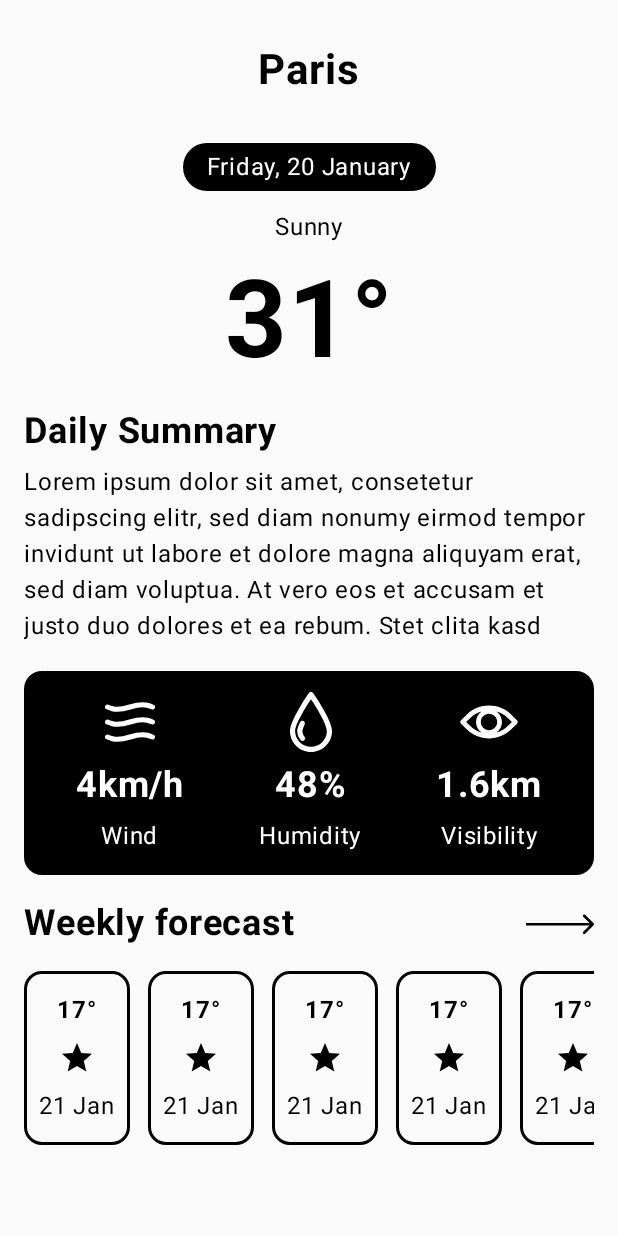
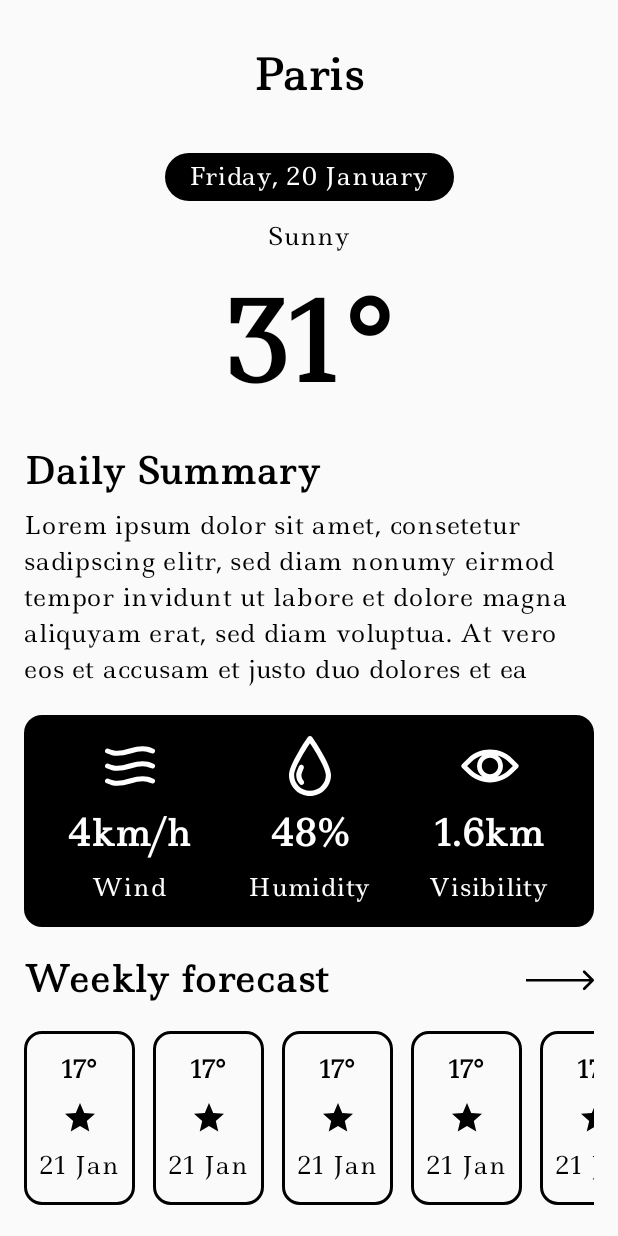
Before and after one commit to matinnasiri01/Breezy, an Android app built with Jetpack Compose: the screen it shows after launch (MainActivity), on a phone screen of 412 x 824 dp. Run offline under Robolectric (Android 15) with nearby library versions, the phone set to English and light mode, and no system bars; our stand-ins replace Dagger/Hilt's generated code.

Commit message:
Added ledger font

```diff
--- a/app/src/main/java/me/nasiri/breezy/presentation/ui/elements/Header.kt
+++ b/app/src/main/java/me/nasiri/breezy/presentation/ui/elements/Header.kt
@@ -20,7 +20,7 @@ import androidx.compose.ui.unit.sp
 import me.nasiri.breezy.R
 
 @Composable
-fun Header(/*todo 1.get text from state*/bgColor:Color =Color.Red ) {
+fun Header(bgColor: Color = Color.Red) {
 
     Column(modifier = Modifier.fillMaxWidth(), horizontalAlignment = Alignment.CenterHorizontally) {
         Text(
--- a/app/src/main/java/me/nasiri/breezy/presentation/ui/theme/Type.kt
+++ b/app/src/main/java/me/nasiri/breezy/presentation/ui/theme/Type.kt
@@ -2,14 +2,16 @@ package me.nasiri.breezy.presentation.ui.theme
 
 import androidx.compose.material3.Typography
 import androidx.compose.ui.text.TextStyle
+import androidx.compose.ui.text.font.Font
 import androidx.compose.ui.text.font.FontFamily
 import androidx.compose.ui.text.font.FontWeight
 import androidx.compose.ui.unit.sp
+import me.nasiri.breezy.R
 
 // Set of Material typography styles to start with
 val Typography = Typography(
     bodyLarge = TextStyle(
-        fontFamily = FontFamily.Default,
+        fontFamily = FontFamily(Font(R.font.ledger)),
         fontWeight = FontWeight.Normal,
         fontSize = 16.sp,
         lineHeight = 24.sp,
```
Also changed, not shown: app/src/main/res/font/ledger.ttf (added).
